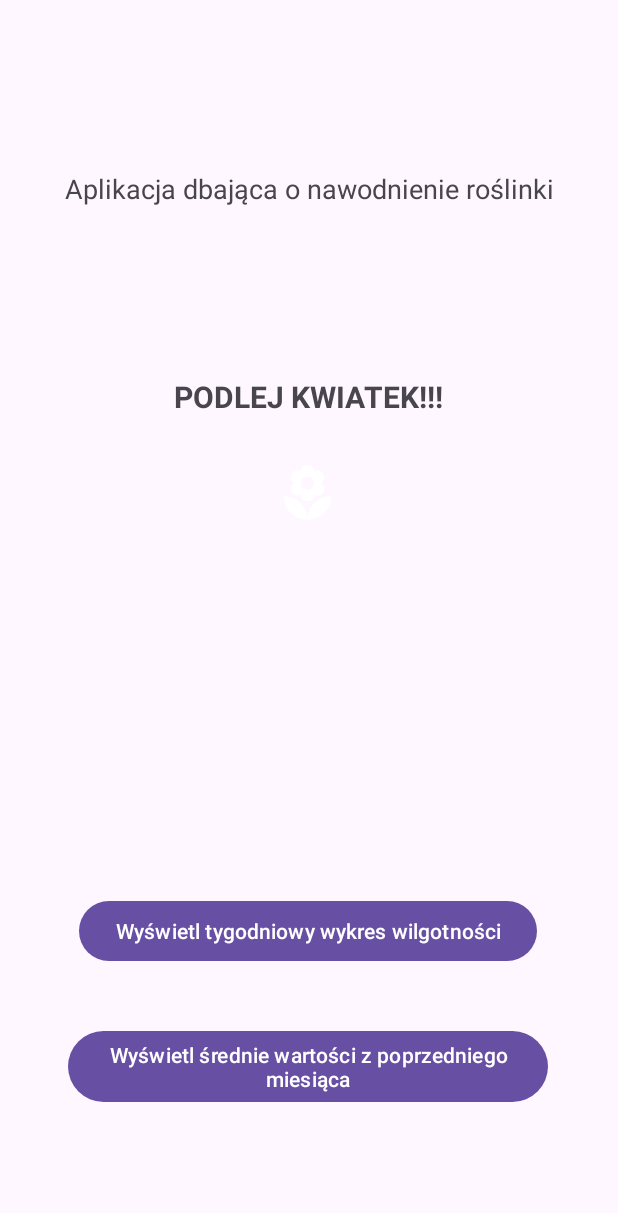
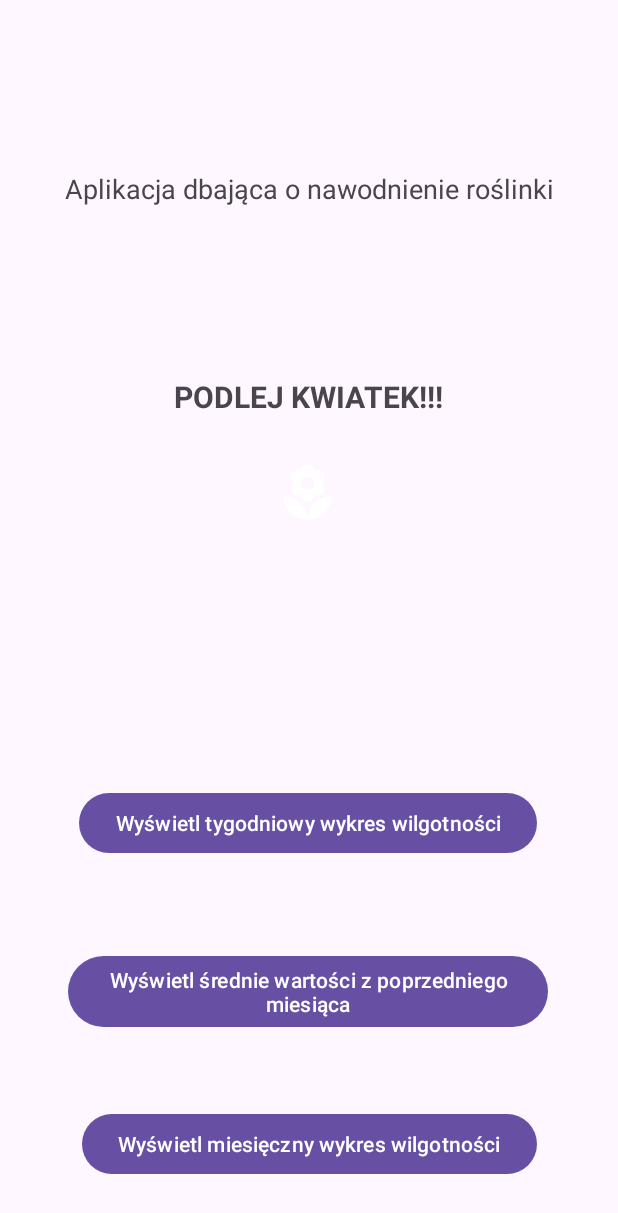
Before and after one commit to Sadeg02/ProjektRosliny, an Android app: the screen it shows after launch (MainActivity), on a phone screen of 412 x 824 dp. Shown: the top 1213 px of the screen. Run offline under Robolectric (Android 15) with nearby library versions, the phone set to English and light mode, and no system bars.

Commit message:
Month chart

```diff
--- a/app/src/main/res/layout/activity_main.xml
+++ b/app/src/main/res/layout/activity_main.xml
@@ -44,7 +44,7 @@
         app:layout_constraintHorizontal_bias="0.495"
         app:layout_constraintStart_toStartOf="parent"
         app:layout_constraintTop_toBottomOf="@+id/cos"
-        app:layout_constraintVertical_bias="0.605" />
+        app:layout_constraintVertical_bias="0.446" />
 
     <Button
         android:id="@+id/month_button"
@@ -58,6 +58,17 @@
         app:layout_constraintTop_toBottomOf="@+id/week_button"
         app:layout_constraintVertical_bias="0.311" />
 
+    <Button
+        android:id="@+id/month_chart_button"
+        android:layout_width="wrap_content"
+        android:layout_height="wrap_content"
+        android:layout_marginTop="12dp"
+        android:text="Wyświetl miesięczny wykres wilgotności"
+        app:layout_constraintBottom_toBottomOf="parent"
+        app:layout_constraintEnd_toEndOf="parent"
+        app:layout_constraintStart_toStartOf="parent"
+        app:layout_constraintTop_toBottomOf="@+id/month_button" />
+
     <TextView
         android:id="@+id/textView"
         android:layout_width="wrap_content"
```
Also changed, not shown: app/src/main/AndroidManifest.xml (+9 -6 lines), app/src/main/java/com/example/roslinki/MainActivity.kt (+49 -8 lines).
